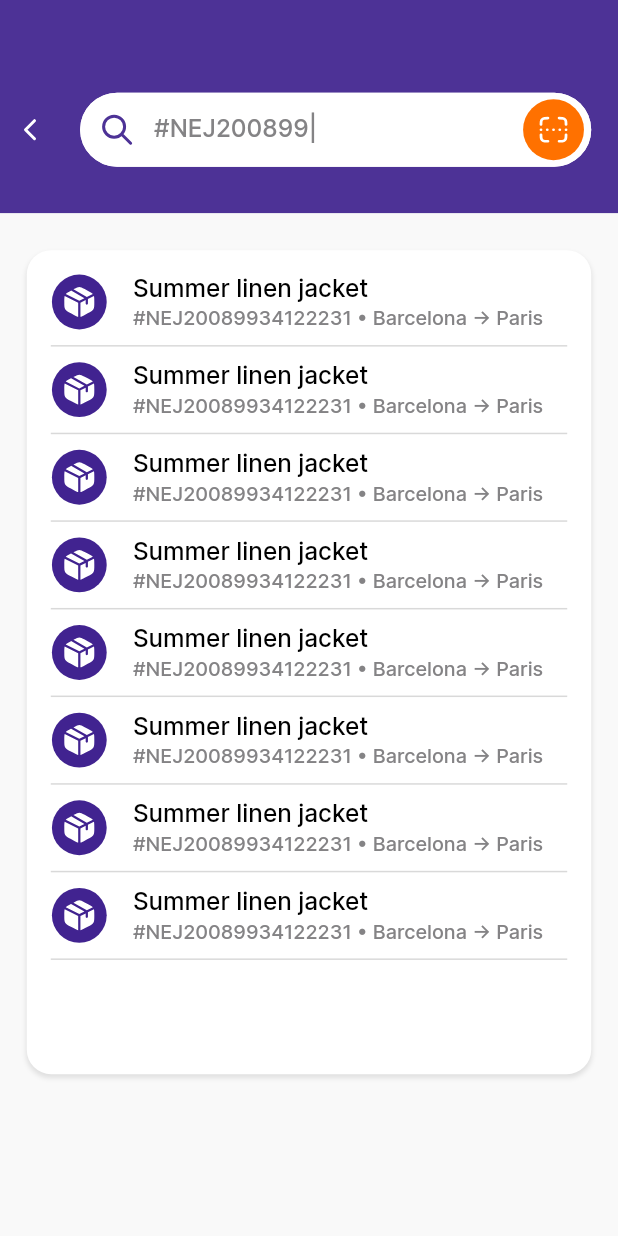
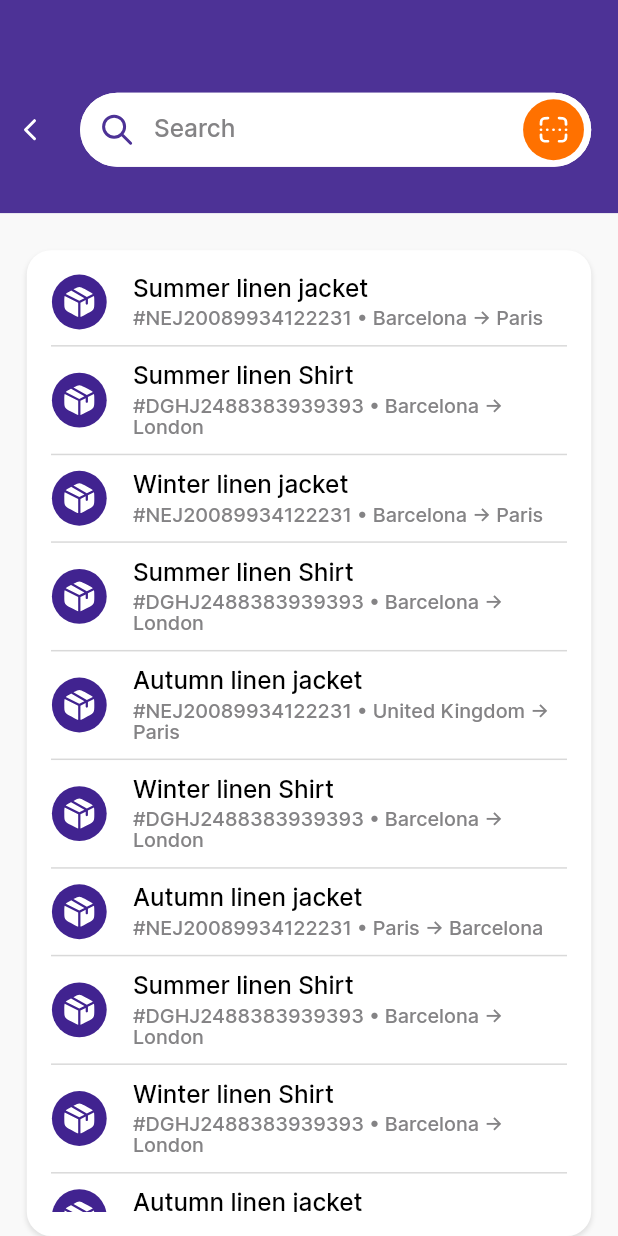
Before and after one commit to kunledarams2/MoniepointShippment, a Flutter app: the SearchShipmentScreen screen opened by its route, on a phone screen of 412 x 824 dp. Run offline on Flutter 3.47's test engine with Material 2 defaults, Android fonts, the phone set to English and light mode, and no system bars; our stand-ins replace auto_route, flutter_animate, flutter_hooks, flutter_screenutil, flutter_svg, get_it and 1 more.

Commit message:
search shipment animation implementation

```diff
--- /dev/null
+++ b/lib/models/search_shipment_item_model/search_shipment_item_model.dart
@@ -0,0 +1,7 @@
+class SearchShipmentItemModel{
+  final String itemName, itemDescription;
+  const SearchShipmentItemModel({
+    required this.itemDescription,
+    required this.itemName
+});
+}
--- a/lib/presentation/custom_designs/custom_text_field.dart
+++ b/lib/presentation/custom_designs/custom_text_field.dart
@@ -22,7 +22,8 @@ class CustomTextField extends StatelessWidget {
   this.hintStyle,
   this.labelStyle,
   this.border,
-  this.textStyle});
+  this.textStyle,
+  this.onChange});
   final Color? fillColor;
   final bool? isFilled;
   final Widget?suffixIcon,prefixIcon;
@@ -30,10 +31,12 @@ class CustomTextField extends StatelessWidget {
   final EdgeInsetsGeometry? contentPadding;
   final String? labelText,hintText;
   final TextStyle? hintStyle,labelStyle,textStyle;
+  final Function(String)? onChange;
   @override
   Widget build(BuildContext context) {
     return  TextField(
       style:textStyle,
+      onChanged: onChange,
       decoration: InputDecoration(
         fillColor: fillColor??CustomColors.whiteColor,
         filled: isFilled??true,
--- a/lib/presentation/view_model/shipment_viewmodel.dart
+++ b/lib/presentation/view_model/shipment_viewmodel.dart
@@ -5,6 +5,7 @@ import 'package:moniepoin_shipment/models/shipment_tab_data_model/shipment_histo
 import 'package:moniepoin_shipment/presentation/views/shipment_history/__export__.dart';
 
 import '../../models/dashboard_tab_data_model/__export__.dart';
+import '../../models/search_shipment_item_model/search_shipment_item_model.dart';
 import '../../utils/locator.dart';
 import '../routes/__export__.dart';
 import '../views/calculator_screen/calculator_screen.dart';
@@ -61,7 +62,36 @@ class ShipmentViewModel extends ChangeNotifier {
     "freight":"Live"},{"asset":"ic_road_freight",
     "freight":"Local"},{"asset":"ic_instant_freight",
     "freight":"Instant"}];
-
+  List<SearchShipmentItemModel>searchHistoryItems=[
+    const SearchShipmentItemModel(itemDescription: '#NEJ20089934122231 • Barcelona → Paris',
+        itemName: 'Summer linen jacket'),
+    const SearchShipmentItemModel(itemDescription: '#DGHJ2488383939393 • Barcelona → London',
+        itemName: 'Summer linen Shirt'),
+    const SearchShipmentItemModel(itemDescription: '#NEJ20089934122231 • Barcelona → Paris',
+        itemName: 'Winter linen jacket'),
+    const SearchShipmentItemModel(itemDescription: '#DGHJ2488383939393 • Barcelona → London',
+        itemName: 'Summer linen Shirt'),
+    const SearchShipmentItemModel(itemDescription: '#NEJ20089934122231 • United Kingdom → Paris',
+        itemName: 'Autumn linen jacket'),
+    const SearchShipmentItemModel(itemDescription: '#DGHJ2488383939393 • Barcelona → London',
+        itemName: 'Winter linen Shirt'),
+    const SearchShipmentItemModel(itemDescription: '#NEJ20089934122231 • Paris → Barcelona',
+        itemName: 'Autumn linen jacket'),
+    const SearchShipmentItemModel(itemDescription: '#DGHJ2488383939393 • Barcelona → London',
+        itemName: 'Summer linen Shirt'),
+    const SearchShipmentItemModel(itemDescription: '#DGHJ2488383939393 • Barcelona → London',
+        itemName: 'Winter linen Shirt'),
+    const SearchShipmentItemModel(itemDescription: '#NEJ20089934122231 • Paris → Barcelona',
+        itemName: 'Autumn linen jacket'),
+    const SearchShipmentItemModel(itemDescription: '#DGHJ2488383939393 • Barcelona → London',
+        itemName: 'Summer linen Shirt'),
+    const SearchShipmentItemModel(itemDescription: '#NEJ20089934122231 • Barcelona → Paris',
+        itemName: 'Summer linen jacket'),
+    const SearchShipmentItemModel(itemDescription: '#DGHJ2488383939393 • Barcelona → London',
+        itemName: 'Summer linen Shirt'),
+    const SearchShipmentItemModel(itemDescription: '#NEJ20089934122231 • Barcelona → Paris',
+        itemName: 'Winter linen jacket'),
+  ];
   List<ShipmentHistoryTabModel>shipmentHistoryTabData=const[
     ShipmentHistoryTabModel(tabName: "All"),
     ShipmentHistoryTabModel(tabName: "Completed"),
--- a/lib/presentation/views/search_shipment/search_shipment_screen.dart
+++ b/lib/presentation/views/search_shipment/search_shipment_screen.dart
@@ -1,6 +1,8 @@
 import 'package:auto_route/annotations.dart';
 import 'package:flutter/material.dart';
 import 'package:flutter/services.dart';
+import 'package:flutter_animate/flutter_animate.dart';
+import 'package:flutter_hooks/flutter_hooks.dart';
 import 'package:flutter_screenutil/flutter_screenutil.dart';
 import 'package:hooks_riverpod/hooks_riverpod.dart';
 import 'package:moniepoin_shipment/presentation/views/search_shipment/widgets/list_container.dart';
@@ -8,6 +10,7 @@ import 'package:moniepoin_shipment/presentation/views/search_shipment/widgets/se
 import 'package:moniepoin_shipment/presentation/views/search_shipment/widgets/search_item_card.dart';
 import 'package:moniepoin_shipment/utils/extensions.dart';
 
+import '../../../models/search_shipment_item_model/search_shipment_item_model.dart';
 import '../../custom_designs/base_scaffold.dart';
 import '../../custom_designs/custom_margins.dart';
 import '../../styles/__export__.dart';
@@ -18,6 +21,28 @@ class SearchShipmentScreen extends HookConsumerWidget {
 
   @override
   Widget build(BuildContext context,WidgetRef ref) {
+    final useShipmentViewModel = ref.watch(shipmentVMProvider);
+    var listHolder = useState<List<SearchShipmentItemModel>?>([]);
+    var searchQuery = useState<String>("");
+    var isSearching = useState<bool>(false);
+    final controller = useAnimationController(
+      duration: Duration(milliseconds: 1000),
+      initialValue: isSearching.value ? 1.0 : 0.0,
+    );
+
+    useEffect(() {
+      if (isSearching.value) {
+        controller.reset();
+        controller.forward();
+      } else {
+        controller.reverse();
+      }
+      return null;
+    }, [searchQuery.value]);
+    useEffect((){
+      listHolder.value=useShipmentViewModel.searchHistoryItems;
+      return null;
+    },[]);
     return BaseScaffold(
       includeHorizontalPadding: false,
       backgroundColor:CustomColors.gray900,
@@ -34,16 +59,46 @@ class SearchShipmentScreen extends HookConsumerWidget {
               mainAxisAlignment: MainAxisAlignment.start,
               crossAxisAlignment: CrossAxisAlignment.start,
               children: [
-                const SearchHeader(),
+                 SearchHeader(onChange: (text){
+                   if(text.isNotEmpty){
+                     listHolder.value = useShipmentViewModel.searchHistoryItems.where((element) {
+                       return element.itemName
+                           .toLowerCase()
+                           .contains(text.toLowerCase())||element.itemDescription
+                           .toLowerCase()
+                           .contains(text.toLowerCase());
+                     }).toList();
+                     isSearching.value=true;
+                     searchQuery.value=text;
+                   }else{
+                     listHolder.value=useShipmentViewModel.searchHistoryItems;
+                     isSearching.value=false;
+                   }
+                },),
                 YMargin(24.h),
-                Flexible(
-                  child: ListContainer(
-                    height: 1.sw*(8/6),
-                    child: ListView.builder(itemBuilder: (context,index){
-                      return const SearchItemCard();
-                    },itemCount: 8,padding: EdgeInsets.all(0),shrinkWrap: true,),
-                  ).paddingSymmetric(horizontal: 16.w),
-                )
+                if(listHolder.value!=null)...[
+                  Flexible(
+                    child: ListContainer(
+                      height: 1.sw*(listHolder.value!.length/6),
+                      child: ListView.builder(itemBuilder: (context,index){
+                        return SlideTransition(
+                          position: Tween<Offset>(
+                            begin: Offset(0.0, isSearching.value ? 1.0 : 0.0),
+                            end: Offset(0.0, 0.0),
+                          ).animate(controller),
+                          child: FadeTransition(
+                            opacity: Tween<double>(begin: isSearching.value
+                                ?0.0:1.0, end: 1.0).animate(controller),
+                            child: SearchItemCard(label: listHolder.value![index].itemName,
+                              description:listHolder.value![index].itemDescription,),
+                          ),
+                        );
+                      },itemCount:listHolder.value!.length,padding: EdgeInsets.all(0),shrinkWrap: true,),
+                    ).paddingSymmetric(horizontal: 16.w),
+                  )
+                ]else ...[
+                  SizedBox.shrink()
+                ]
               ],
             ),
           ),
--- a/lib/presentation/views/search_shipment/widgets/search_header.dart
+++ b/lib/presentation/views/search_shipment/widgets/search_header.dart
@@ -12,8 +12,9 @@ import '../../../styles/__export__.dart';
 import '../../../view_model/__export__.dart';
 
 class SearchHeader extends HookConsumerWidget {
-  const SearchHeader({super.key});
-
+  const SearchHeader({super.key,
+  this.onChange});
+  final Function(String)? onChange;
   @override
   Widget build(BuildContext context,WidgetRef ref) {
     final useShipmentViewModel = ref.watch(shipmentVMProvider);
@@ -44,7 +45,11 @@ class SearchHeader extends HookConsumerWidget {
                     tapTargetSize: MaterialTapTargetSize.shrinkWrap, // the '2023' part
                   ),),
                 XMargin(12.w),
-                Expanded(child: CustomTextField(labelText: "#NEJ200899|",)),
+                Expanded(child: CustomTextField(labelText: "Search",onChange:onChange,textStyle:CustomStyle.textStyleInter.copyWith(
+                  color: CustomColors.blackColor,
+                  fontSize: 16.sp,
+                  fontWeight: FontWeight.w500,
+                ))),
                 XMargin(16.w)
               ],
             ),
--- a/lib/presentation/views/search_shipment/widgets/search_item_card.dart
+++ b/lib/presentation/views/search_shipment/widgets/search_item_card.dart
@@ -7,8 +7,9 @@ import 'package:moniepoin_shipment/utils/extensions.dart';
 import '../../../styles/__export__.dart';
 
 class SearchItemCard extends StatelessWidget {
-  const SearchItemCard({super.key});
-
+  const SearchItemCard({super.key,
+  required this.label,required this.description});
+  final String label,description;
   @override
   Widget build(BuildContext context) {
     return Container(
@@ -43,7 +44,7 @@ class SearchItemCard extends StatelessWidget {
               crossAxisAlignment: CrossAxisAlignment.start,
               children: [
                 Text(
-                  "Summer linen jacket",
+                 label,
                   style: CustomStyle.textStyleInter.copyWith(
                       color: CustomColors.blackColor,
                       fontSize: 16.sp,
@@ -53,7 +54,7 @@ class SearchItemCard extends StatelessWidget {
                 ),
                 YMargin(4.h),
                 Text(
-                  "#NEJ20089934122231 • Barcelona → Paris",
+                  description,
                   style: CustomStyle.textStyleInter.copyWith(
                       color: CustomColors.gray500,
                       fontSize: 13.sp,
```
